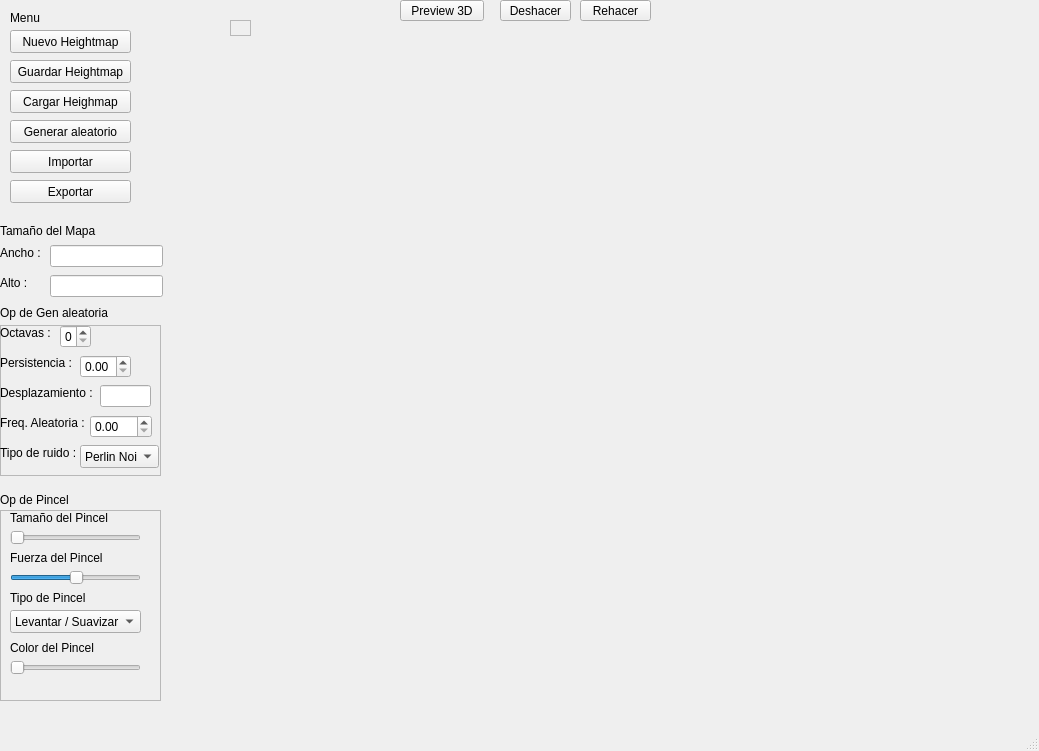
The window that mainwindow.ui (humbertodias/HeightMapGen) describes before a commit, drawn with Qt 5.
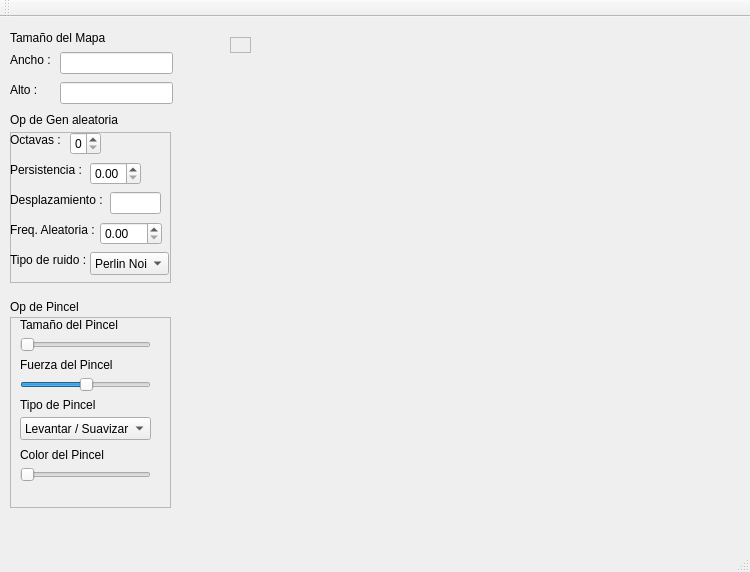
The same window after the commit.

Patch:
```diff
--- a/mainwindow.ui
+++ b/mainwindow.ui
@@ -6,8 +6,8 @@
    <rect>
     <x>0</x>
     <y>0</y>
-    <width>1039</width>
-    <height>751</height>
+    <width>750</width>
+    <height>572</height>
    </rect>
   </property>
   <property name="windowTitle">
@@ -17,60 +17,21 @@
    <widget class="QLabel" name="label">
     <property name="geometry">
      <rect>
-      <x>0</x>
-      <y>220</y>
-      <width>121</width>
-      <height>21</height>
-     </rect>
-    </property>
-    <property name="text">
-     <string>Tamaño del Mapa</string>
-    </property>
-   </widget>
-   <widget class="QPushButton" name="pushButtonCreate">
-    <property name="geometry">
-     <rect>
-      <x>10</x>
-      <y>30</y>
-      <width>121</width>
-      <height>23</height>
-     </rect>
-    </property>
-    <property name="text">
-     <string>Nuevo Heightmap</string>
-    </property>
-   </widget>
-   <widget class="QPushButton" name="pushButtonSave">
-    <property name="geometry">
-     <rect>
-      <x>10</x>
-      <y>60</y>
-      <width>121</width>
-      <height>23</height>
-     </rect>
-    </property>
-    <property name="text">
-     <string>Guardar Heightmap</string>
-    </property>
-   </widget>
-   <widget class="QLabel" name="label_2">
-    <property name="geometry">
-     <rect>
       <x>10</x>
       <y>10</y>
-      <width>58</width>
-      <height>15</height>
+      <width>121</width>
+      <height>21</height>
      </rect>
     </property>
     <property name="text">
-     <string>Menu</string>
+     <string>Tamaño del Mapa</string>
     </property>
    </widget>
    <widget class="QLineEdit" name="lineEditWidth">
     <property name="geometry">
      <rect>
-      <x>50</x>
-      <y>245</y>
+      <x>60</x>
+      <y>35</y>
       <width>113</width>
       <height>22</height>
      </rect>
@@ -79,8 +40,8 @@
    <widget class="QLineEdit" name="lineEditHeight">
     <property name="geometry">
      <rect>
-      <x>50</x>
-      <y>275</y>
+      <x>60</x>
+      <y>65</y>
       <width>113</width>
       <height>22</height>
      </rect>
@@ -89,8 +50,8 @@
    <widget class="QLabel" name="label_3">
     <property name="geometry">
      <rect>
-      <x>0</x>
-      <y>245</y>
+      <x>10</x>
+      <y>35</y>
       <width>58</width>
       <height>15</height>
      </rect>
@@ -102,8 +63,8 @@
    <widget class="QLabel" name="label_4">
     <property name="geometry">
      <rect>
-      <x>0</x>
-      <y>275</y>
+      <x>10</x>
+      <y>65</y>
       <width>58</width>
       <height>15</height>
      </rect>
@@ -135,24 +96,11 @@
      </property>
     </widget>
    </widget>
-   <widget class="QPushButton" name="pushButtonGenerate">
-    <property name="geometry">
-     <rect>
-      <x>10</x>
-      <y>120</y>
-      <width>121</width>
-      <height>23</height>
-     </rect>
-    </property>
-    <property name="text">
-     <string>Generar aleatorio</string>
-    </property>
-   </widget>
    <widget class="QLabel" name="label_6">
     <property name="geometry">
      <rect>
-      <x>0</x>
-      <y>305</y>
+      <x>10</x>
+      <y>95</y>
       <width>201</width>
       <height>16</height>
      </rect>
@@ -164,8 +112,8 @@
    <widget class="QFrame" name="frame">
     <property name="geometry">
      <rect>
-      <x>0</x>
-      <y>325</y>
+      <x>10</x>
+      <y>115</y>
       <width>161</width>
       <height>151</height>
      </rect>
@@ -325,8 +273,8 @@
    <widget class="QFrame" name="frame_2">
     <property name="geometry">
      <rect>
-      <x>0</x>
-      <y>510</y>
+      <x>10</x>
+      <y>300</y>
       <width>161</width>
       <height>191</height>
      </rect>
@@ -483,8 +431,8 @@
    <widget class="QLabel" name="label_11">
     <property name="geometry">
      <rect>
-      <x>0</x>
-      <y>490</y>
+      <x>10</x>
+      <y>280</y>
       <width>101</width>
       <height>20</height>
      </rect>
@@ -493,86 +441,9 @@
      <string>Op de Pincel</string>
     </property>
    </widget>
-   <widget class="QPushButton" name="pushButtonUndo">
-    <property name="geometry">
-     <rect>
-      <x>500</x>
-      <y>0</y>
-      <width>71</width>
-      <height>21</height>
-     </rect>
-    </property>
-    <property name="text">
-     <string>Deshacer</string>
-    </property>
-   </widget>
-   <widget class="QPushButton" name="pushButtonRedo">
-    <property name="geometry">
-     <rect>
-      <x>580</x>
-      <y>0</y>
-      <width>71</width>
-      <height>21</height>
-     </rect>
-    </property>
-    <property name="text">
-     <string>Rehacer</string>
-    </property>
-   </widget>
-   <widget class="QPushButton" name="pushButtonView3D">
-    <property name="geometry">
-     <rect>
-      <x>400</x>
-      <y>0</y>
-      <width>84</width>
-      <height>21</height>
-     </rect>
-    </property>
-    <property name="text">
-     <string>Preview 3D</string>
-    </property>
-   </widget>
-   <widget class="QPushButton" name="pushButtonLoad">
-    <property name="geometry">
-     <rect>
-      <x>10</x>
-      <y>90</y>
-      <width>121</width>
-      <height>23</height>
-     </rect>
-    </property>
-    <property name="text">
-     <string>Cargar Heighmap</string>
-    </property>
-   </widget>
-   <widget class="QPushButton" name="pushButtonImport3D">
-    <property name="geometry">
-     <rect>
-      <x>10</x>
-      <y>150</y>
-      <width>121</width>
-      <height>23</height>
-     </rect>
-    </property>
-    <property name="text">
-     <string>Importar</string>
-    </property>
-   </widget>
-   <widget class="QPushButton" name="pushButtonExport3D">
-    <property name="geometry">
-     <rect>
-      <x>10</x>
-      <y>180</y>
-      <width>121</width>
-      <height>23</height>
-     </rect>
-    </property>
-    <property name="text">
-     <string>Exportar</string>
-    </property>
-   </widget>
   </widget>
-  <widget class="QMenuBar" name="menubar">
+  <widget class="QStatusBar" name="statusbar"/>
+  <widget class="QMenuBar" name="menuBar">
    <property name="geometry">
     <rect>
      <x>0</x>
@@ -582,7 +453,17 @@
     </rect>
    </property>
   </widget>
-  <widget class="QStatusBar" name="statusbar"/>
+  <widget class="QToolBar" name="toolBar">
+   <property name="windowTitle">
+    <string>toolBar</string>
+   </property>
+   <attribute name="toolBarArea">
+    <enum>TopToolBarArea</enum>
+   </attribute>
+   <attribute name="toolBarBreak">
+    <bool>false</bool>
+   </attribute>
+  </widget>
  </widget>
  <resources/>
  <connections/>
```
Left out of the diff: 2 changed lines with no effect on the pictures.
